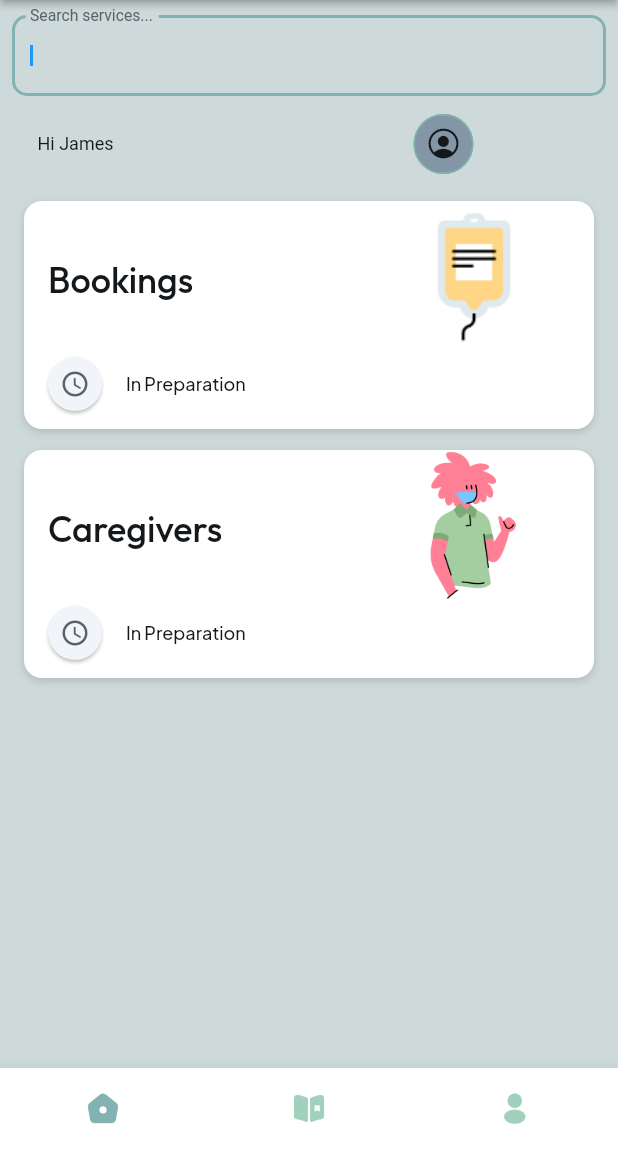
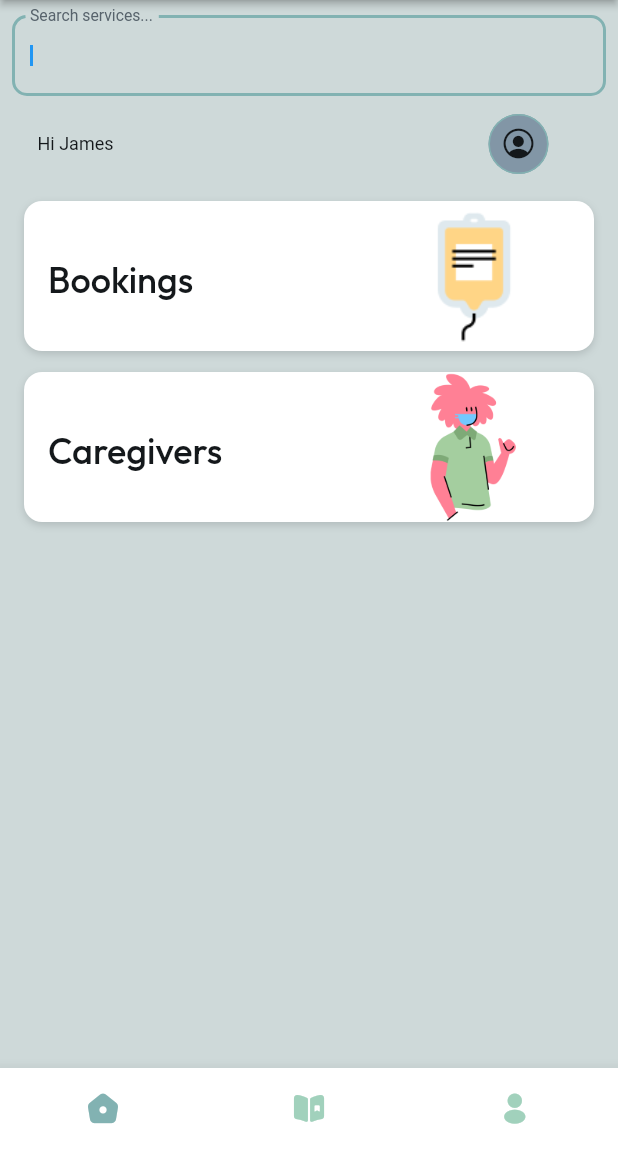
Before and after one commit to chrisaydat/mycarerappp, a Flutter app: the screen it shows once a user with an empty profile is signed in, on a phone screen of 412 x 824 dp, the part 84-1236 px from its top. Run offline on Flutter 3.47's test engine with Material 2 defaults, Android fonts, the phone set to English and light mode, and no system bars; drawn by our look-alikes of flutter_animate; our stand-ins replace auto_size_text, cached_network_image, cloud_firestore, firebase_analytics, firebase_auth, firebase_core and 12 more; missing offline and left inert: json_path; accounts and stored records are empty; Roboto replaces fonts that are missing (Readex Pro).

Commit message:
new homepage workaround

```diff
--- a/lib/pages/home_page/home_page_widget.dart
+++ b/lib/pages/home_page/home_page_widget.dart
@@ -234,7 +234,7 @@ class _HomePageWidgetState extends State<HomePageWidget>
                         ),
                         Padding(
                           padding: const EdgeInsetsDirectional.fromSTEB(
-                              200.0, 0.0, 0.0, 0.0),
+                              250.0, 0.0, 0.0, 0.0),
                           child: FlutterFlowIconButton(
                             borderColor: FlutterFlowTheme.of(context).primary,
                             borderRadius: 20.0,
@@ -340,48 +340,6 @@ class _HomePageWidgetState extends State<HomePageWidget>
                               ],
                             ),
                           ),
-                          Padding(
-                            padding: const EdgeInsetsDirectional.fromSTEB(
-                                12.0, 0.0, 16.0, 8.0),
-                            child: Row(
-                              mainAxisSize: MainAxisSize.max,
-                              children: [
-                                Card(
-                                  clipBehavior: Clip.antiAliasWithSaveLayer,
-                                  color: const Color(0xFFF1F4F8),
-                                  shape: RoundedRectangleBorder(
-                                    borderRadius: BorderRadius.circular(40.0),
-                                  ),
-                                  child: const Padding(
-                                    padding: EdgeInsetsDirectional.fromSTEB(
-                                        8.0, 8.0, 8.0, 8.0),
-                                    child: Icon(
-                                      Icons.access_time_rounded,
-                                      color: Color(0xFF57636C),
-                                      size: 20.0,
-                                    ),
-                                  ),
-                                ),
-                                Expanded(
-                                  child: Padding(
-                                    padding: const EdgeInsetsDirectional.fromSTEB(
-                                        12.0, 0.0, 0.0, 0.0),
-                                    child: Text(
-                                      'In Preparation',
-                                      style: FlutterFlowTheme.of(context)
-                                          .bodySmall
-                                          .override(
-                                            fontFamily: 'Plus Jakarta Sans',
-                                            color: const Color(0xFF14181B),
-                                            fontSize: 12.0,
-                                            fontWeight: FontWeight.w500,
-                                          ),
-                                    ),
-                                  ),
-                                ),
-                              ],
-                            ),
-                          ),
                         ],
                       ),
                     ),
@@ -473,48 +431,6 @@ class _HomePageWidgetState extends State<HomePageWidget>
                               ],
                             ),
                           ),
-                          Padding(
-                            padding: const EdgeInsetsDirectional.fromSTEB(
-                                12.0, 0.0, 16.0, 8.0),
-                            child: Row(
-                              mainAxisSize: MainAxisSize.max,
-                              children: [
-                                Card(
-                                  clipBehavior: Clip.antiAliasWithSaveLayer,
-                                  color: const Color(0xFFF1F4F8),
-                                  shape: RoundedRectangleBorder(
-                                    borderRadius: BorderRadius.circular(40.0),
-                                  ),
-                                  child: const Padding(
-                                    padding: EdgeInsetsDirectional.fromSTEB(
-                                        8.0, 8.0, 8.0, 8.0),
-                                    child: Icon(
-                                      Icons.access_time_rounded,
-                                      color: Color(0xFF57636C),
-                                      size: 20.0,
-                                    ),
-                                  ),
-                                ),
-                                Expanded(
-                                  child: Padding(
-                                    padding: const EdgeInsetsDirectional.fromSTEB(
-                                        12.0, 0.0, 0.0, 0.0),
-                                    child: Text(
-                                      'In Preparation',
-                                      style: FlutterFlowTheme.of(context)
-                                          .bodySmall
-                                          .override(
-                                            fontFamily: 'Plus Jakarta Sans',
-                                            color: const Color(0xFF14181B),
-                                            fontSize: 12.0,
-                                            fontWeight: FontWeight.w500,
-                                          ),
-                                    ),
-                                  ),
-                                ),
-                              ],
-                            ),
-                          ),
                         ],
                       ),
                     ),
```
